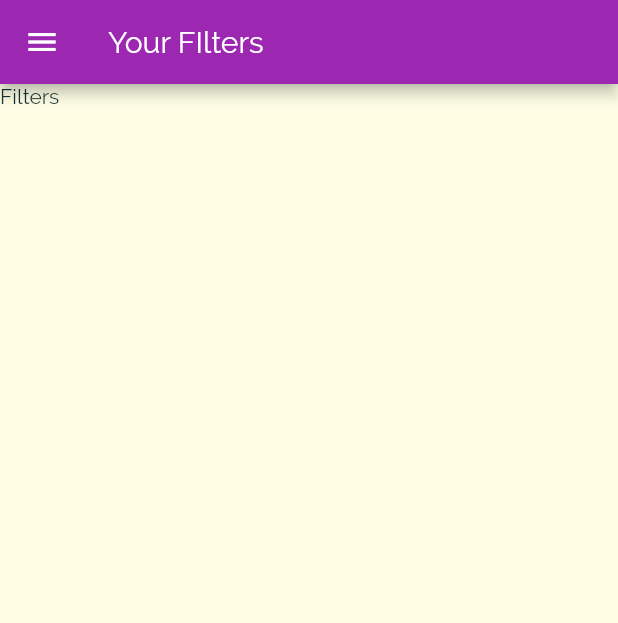
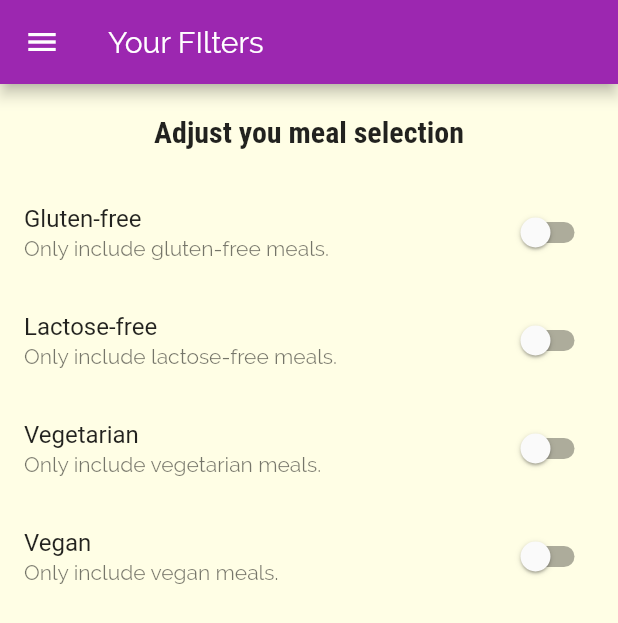
Before and after one commit to RadiRS/ft-meals-apps, a Flutter app: the FiltersScreen screen opened by its route, on a phone screen of 412 x 824 dp. Shown: the top 623 px of the screen. Run offline on Flutter 3.47's test engine with Material 2 defaults, Android fonts, the phone set to English and light mode, and no system bars.

Commit message:
Updated filters screen & added filter Switch widget

```diff
--- a/lib/screens/filters_screen.dart
+++ b/lib/screens/filters_screen.dart
@@ -1,11 +1,20 @@
 import 'package:flutter/material.dart';
 import 'package:meals_app/widgets/main_drawer.dart';
 
-class FiltersScreen extends StatelessWidget {
+class FiltersScreen extends StatefulWidget {
   static String routeName = '/filters';
 
   const FiltersScreen({Key key}) : super(key: key);
 
+  @override
+  _FiltersScreenState createState() => _FiltersScreenState();
+}
+
+class _FiltersScreenState extends State<FiltersScreen> {
+  bool _glutenFree = false;
+  bool _vegetarian = false;
+  bool _vegan = false;
+  bool _lactoseFree = false;
   @override
   Widget build(BuildContext context) {
     return Scaffold(
@@ -13,9 +22,61 @@ class FiltersScreen extends StatelessWidget {
         title: Text('Your FIlters'),
       ),
       drawer: MainDrawer(),
-      body: Container(
-        child: Text('Filters'),
+      body: Column(
+        children: [
+          Container(
+            padding: EdgeInsets.all(20),
+            child: Text(
+              'Adjust you meal selection',
+              style: Theme.of(context).textTheme.headline6,
+            ),
+          ),
+          Expanded(
+            child: ListView(
+              children: [
+                buildSwitchListTile(
+                  'Gluten-free',
+                  'Only include gluten-free meals.',
+                  _glutenFree,
+                  (value) => setState(() => _glutenFree = value),
+                ),
+                buildSwitchListTile(
+                  'Lactose-free',
+                  'Only include lactose-free meals.',
+                  _lactoseFree,
+                  (value) => setState(() => _lactoseFree = value),
+                ),
+                buildSwitchListTile(
+                  'Vegetarian',
+                  'Only include vegetarian meals.',
+                  _vegetarian,
+                  (value) => setState(() => _vegetarian = value),
+                ),
+                buildSwitchListTile(
+                  'Vegan',
+                  'Only include vegan meals.',
+                  _vegan,
+                  (value) => setState(() => _vegan = value),
+                ),
+              ],
+            ),
+          )
+        ],
       ),
     );
   }
+
+  SwitchListTile buildSwitchListTile(
+    String title,
+    String desc,
+    bool value,
+    Function onChange,
+  ) {
+    return SwitchListTile.adaptive(
+      title: Text(title),
+      subtitle: Text(desc),
+      value: value,
+      onChanged: (value) => onChange(value),
+    );
+  }
 }
```
